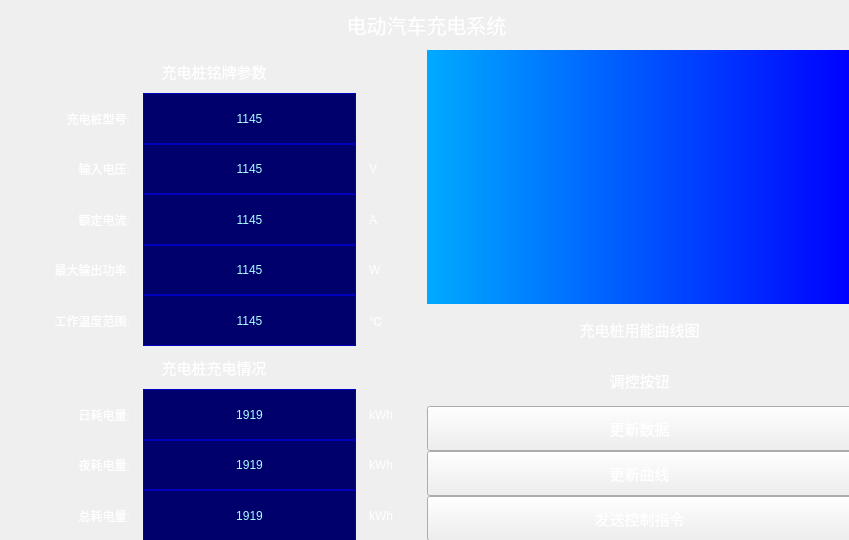
Qt form EV_System/EV.ui (overji/EMS_SJTU_Innovation) before a commit.
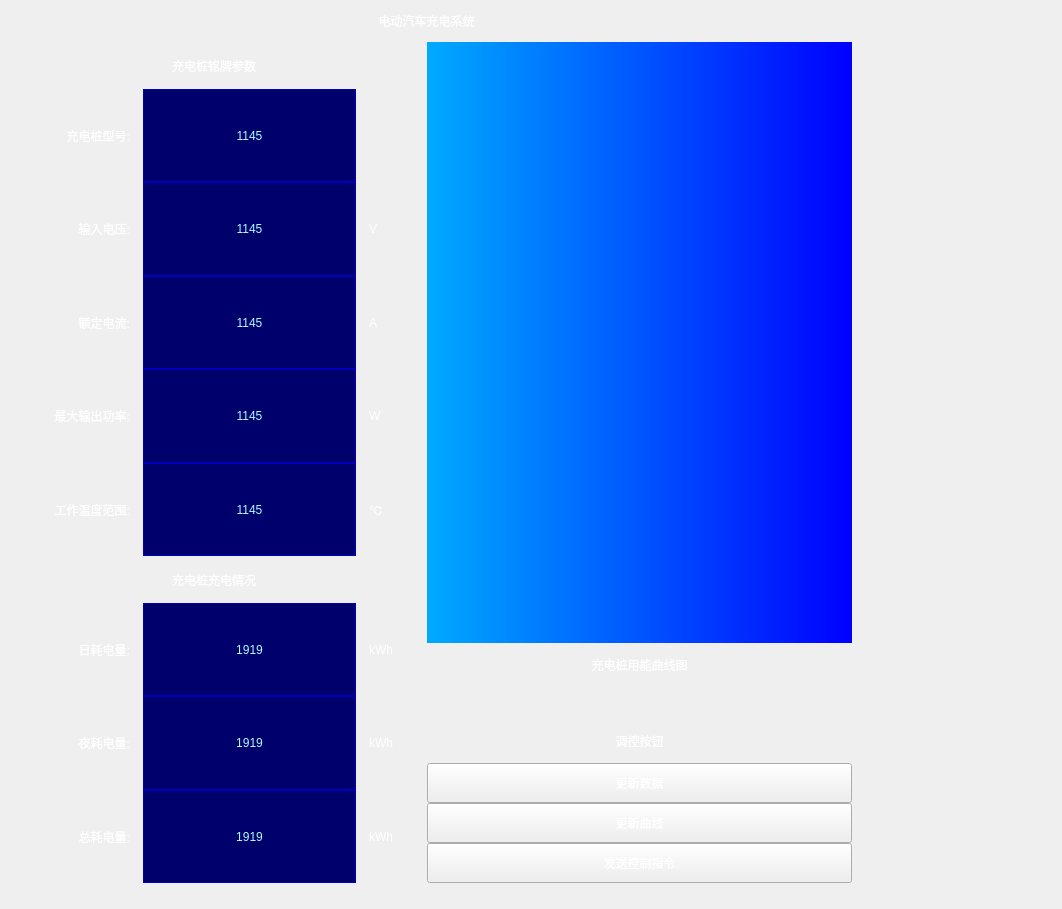
The same form after that commit.

```diff
--- a/EV_System/EV.ui
+++ b/EV_System/EV.ui
@@ -6,8 +6,8 @@
    <rect>
     <x>0</x>
     <y>0</y>
-    <width>849</width>
-    <height>540</height>
+    <width>1062</width>
+    <height>909</height>
    </rect>
   </property>
   <property name="windowTitle">
@@ -28,7 +28,7 @@
      <x>1</x>
      <y>0</y>
      <width>851</width>
-     <height>541</height>
+     <height>883</height>
     </rect>
    </property>
    <layout class="QVBoxLayout" name="mainLayout" stretch="1,20">
@@ -40,7 +40,7 @@
       <property name="styleSheet">
        <string notr="true">background-color:rgba(0,0,0,0);
 color:white;
-font-size:20px;
+
 /*padding-left:40%;*/</string>
       </property>
       <property name="text">
@@ -63,7 +63,7 @@
           <property name="styleSheet">
            <string notr="true">background-color:rgba(0,0,0,0);
 color:white;
-font-size:15px;
+
 /*padding-left:40%;*/</string>
           </property>
           <property name="text">
@@ -318,7 +318,7 @@
           <property name="styleSheet">
            <string notr="true">background-color:rgba(0,0,0,0);
 color:white;
-font-size:15px;
+
 /*padding-left:40%;*/</string>
           </property>
           <property name="text">
@@ -487,7 +487,7 @@
           <property name="styleSheet">
            <string notr="true">background-color:rgba(0,0,0,0);
 color:white;
-font-size:15px;
+
 /*padding-left:40%;*/</string>
           </property>
           <property name="text">
@@ -503,7 +503,7 @@
           <property name="styleSheet">
            <string notr="true">background-color:rgba(0,0,0,0);
 color:white;
-font-size:15px;
+
 /*padding-left:40%;*/</string>
           </property>
           <property name="text">
@@ -523,7 +523,7 @@
            <widget class="QPushButton" name="set_btn_1">
             <property name="styleSheet">
              <string notr="true">color:white;
-font-size:15px;
+
 background-color:qradialgradient(
 spread:pad, cx:0.5, cy:0.5, 
 radius:0.431, fx:0.5, fy:0.5, 
@@ -541,7 +541,7 @@
            <widget class="QPushButton" name="set_btn_2">
             <property name="styleSheet">
              <string notr="true">color:white;
-font-size:15px;
+
 background-color:qradialgradient(
 spread:pad, cx:0.5, cy:0.5, 
 radius:0.431, fx:0.5, fy:0.5, 
@@ -559,7 +559,7 @@
            <widget class="QPushButton" name="set_btn_3">
             <property name="styleSheet">
              <string notr="true">color:white;
-font-size:15px;
+
 background-color:qradialgradient(
 spread:pad, cx:0.5, cy:0.5, 
 radius:0.431, fx:0.5, fy:0.5, 
```
Left out of the diff: 4 changed lines with no effect on the pictures.
